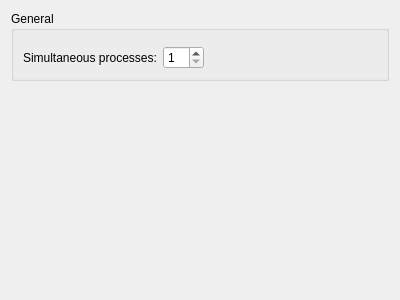
qt-creator/qt-creator, file src/plugins/clangtools/settingswidget.ui: the form before one commit.
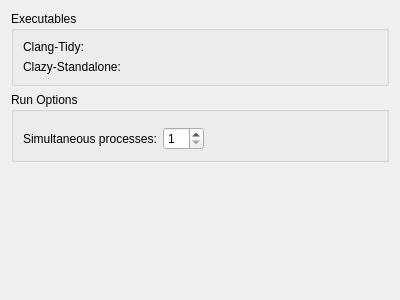
The form after the commit. Custom widgets are drawn as their Qt base class.

Commit message:
ClangTools: Add UI for specifying executables
Add a new group box "Executables" for this. Hide the UI for
clazy-standalone unless QTC_USE_CLAZY_STANDALONE_PATH is set as there is
no released version with the needed -export-fixes option.

Rename the previous group box from "General" to "Run Options".

The edit to the form file:
```diff
--- a/src/plugins/clangtools/settingswidget.ui
+++ b/src/plugins/clangtools/settingswidget.ui
@@ -14,10 +14,39 @@
    <string/>
   </property>
   <layout class="QVBoxLayout" name="verticalLayout">
+   <item>
+    <widget class="QGroupBox" name="groupBox_2">
+     <property name="title">
+      <string>Executables</string>
+     </property>
+     <layout class="QFormLayout" name="formLayout">
+      <item row="0" column="0">
+       <widget class="QLabel" name="label">
+        <property name="text">
+         <string>Clang-Tidy:</string>
+        </property>
+       </widget>
+      </item>
+      <item row="0" column="1">
+       <widget class="Utils::PathChooser" name="clangTidyPathChooser" native="true"/>
+      </item>
+      <item row="1" column="0">
+       <widget class="QLabel" name="clazyStandaloneLabel">
+        <property name="text">
+         <string>Clazy-Standalone:</string>
+        </property>
+       </widget>
+      </item>
+      <item row="1" column="1">
+       <widget class="Utils::PathChooser" name="clazyStandalonePathChooser" native="true"/>
+      </item>
+     </layout>
+    </widget>
+   </item>
    <item>
     <widget class="QGroupBox" name="groupBox">
      <property name="title">
-      <string>General</string>
+      <string>Run Options</string>
      </property>
      <layout class="QVBoxLayout" name="verticalLayout_2">
       <item>
@@ -81,6 +110,12 @@
    <extends>QWidget</extends>
    <header>clangtools/basicsettingswidget.h</header>
   </customwidget>
+  <customwidget>
+   <class>Utils::PathChooser</class>
+   <extends>QWidget</extends>
+   <header location="global">utils/pathchooser.h</header>
+   <container>1</container>
+  </customwidget>
  </customwidgets>
  <resources/>
  <connections/>
```
The commit also changes 11 other files.
